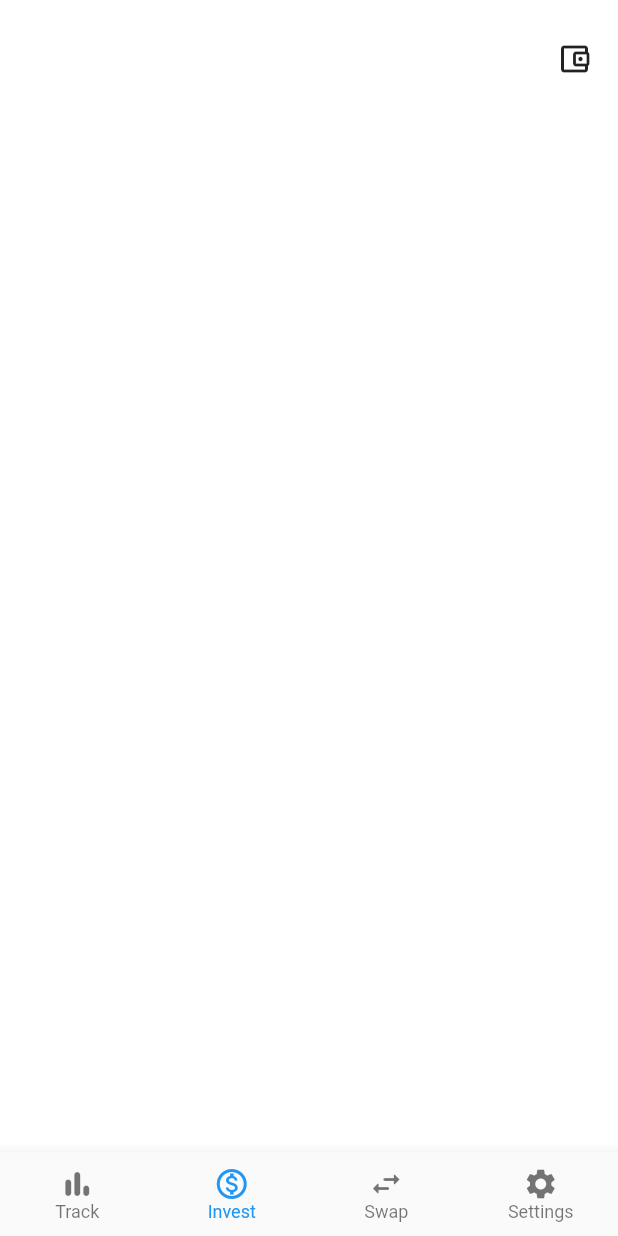
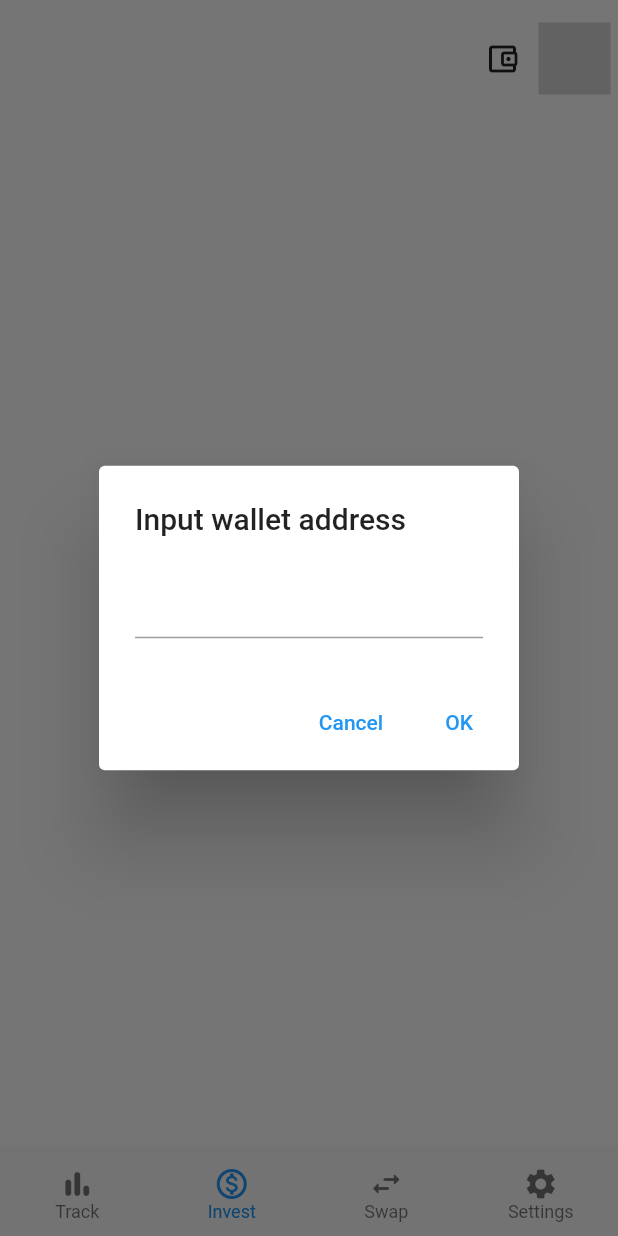
Before and after one commit to upside-finance/uf_flutter_app, a Flutter app: the screen it shows after launch, item 2 of the bottom bar chosen, after a tap on the "account balance wallet" icon, on a phone screen of 412 x 824 dp. Run offline on Flutter 3.47's test engine with Material 2 defaults, Android fonts, the phone set to English and light mode, and no system bars; our stand-ins replace cached_network_image, charts_flutter, qr_flutter, shared_preferences; missing offline and left inert: walletconnect_dart; network calls fail; statements that could not run were skipped.

Commit message:
Input address to connect

```diff
--- a/lib/widgets/connect_wallet.dart
+++ b/lib/widgets/connect_wallet.dart
@@ -1,7 +1,7 @@
 import 'package:flutter/material.dart';
 import 'package:provider/provider.dart';
 import '../../app_model.dart';
-import './pera_wallet_connect.dart';
+import '../helper.dart';
 
 class ConnectWallet extends StatefulWidget {
   const ConnectWallet({super.key});
@@ -11,16 +11,40 @@ class ConnectWallet extends StatefulWidget {
 }
 
 class ConnectWalletState extends State<ConnectWallet> {
+  String inputAddress = '';
+
   @override
   Widget build(BuildContext context) {
     return Consumer<AppModel>(builder: (context, model, child) {
       return Row(mainAxisAlignment: MainAxisAlignment.end, children: [
         IconButton(
-            onPressed: () async {
-              var pera = PeraWalletConnect();
-              var uri = await pera.connect(context);
+            onPressed: () {
+              showDialog(
+                  context: context,
+                  builder: (BuildContext context) {
+                    return AlertDialog(
+                      title: const Text('Input wallet address'),
+                      content: TextField(onChanged: (text) {
+                        inputAddress = text;
+                      }),
+                      actions: <Widget>[
+                        TextButton(
+                            onPressed: () => Navigator.pop(context, 'Cancel'),
+                            child: const Text('Cancel')),
+                        TextButton(
+                            onPressed: () {
+                              Provider.of<AppModel>(context, listen: false)
+                                  .setUserAddress(inputAddress);
+                              Navigator.pop(context, 'OK');
+                            },
+                            child: const Text('OK'))
+                      ],
+                    );
+                  });
             },
-            icon: const Icon(Icons.account_balance_wallet_outlined))
+            icon: const Icon(Icons.account_balance_wallet_outlined)),
+        if (model.userAddress != null)
+          Text(getAbbreviatedAddress(model.userAddress!))
       ]);
     });
   }
```
